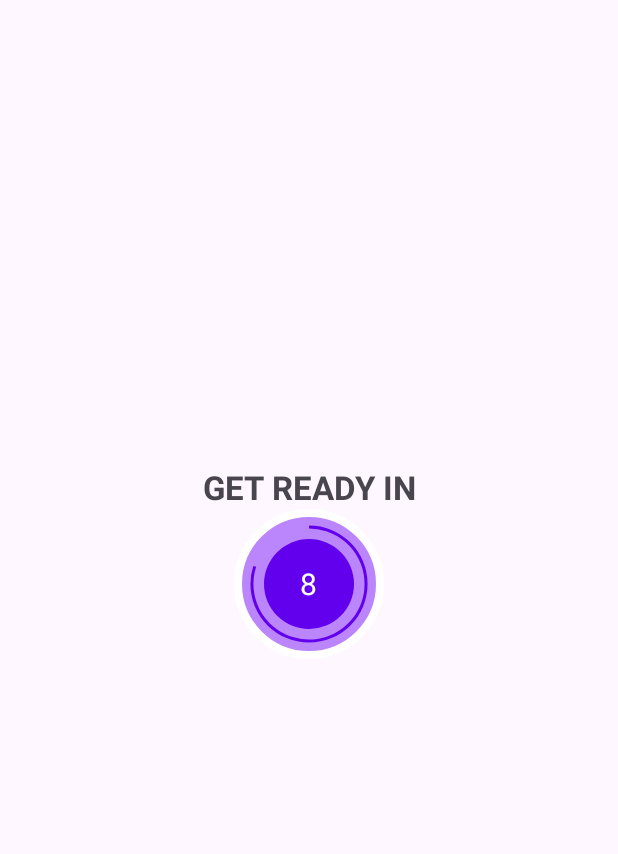
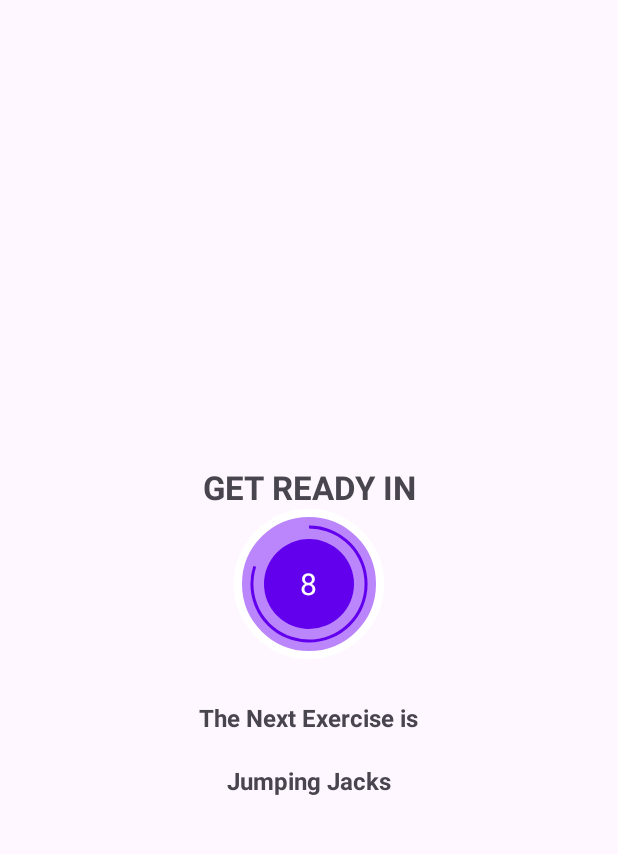
Before and after one commit to jayshivankar/WorkoutApp, an Android app: the ExerciseActivity screen opened directly, with no data from a screen before it, on a phone screen of 412 x 824 dp, the part 84-938 px from its top. Run offline under Robolectric (Android 15) with nearby library versions, the light colour scheme and no system bars.

Commit message:
adding text to speech

```diff
--- a/app/src/main/AndroidManifest.xml
+++ b/app/src/main/AndroidManifest.xml
@@ -1,6 +1,12 @@
 <?xml version="1.0" encoding="utf-8"?>
 <manifest xmlns:android="http://schemas.android.com/apk/res/android"
     xmlns:tools="http://schemas.android.com/tools">
+
+    <queries>
+        <intent>
+            <action android:name="android.intent.action.TTS_SERVICE" />
+        </intent>
+    </queries>
 
     <application
         android:allowBackup="true"
--- a/app/src/main/java/com/example/a7minuteworkoutapp/ExerciseActivity.kt
+++ b/app/src/main/java/com/example/a7minuteworkoutapp/ExerciseActivity.kt
@@ -1,13 +1,16 @@
 package com.example.a7minuteworkoutapp
 
+import android.media.MediaPlayer
+import android.net.Uri
 import androidx.appcompat.app.AppCompatActivity
 import android.os.Bundle
 import android.os.CountDownTimer
+import android.speech.tts.TextToSpeech
 import android.view.View
 import android.widget.Toast
 import com.example.a7minuteworkoutapp.databinding.ActivityExerciseBinding
 
-class ExerciseActivity : AppCompatActivity() {
+class ExerciseActivity : AppCompatActivity(), TextToSpeech.OnInitListener {
     private var binding : ActivityExerciseBinding? = null
     private var restTimer : CountDownTimer? = null
     private var restProgress = 0
@@ -15,6 +18,8 @@ class ExerciseActivity : AppCompatActivity() {
     private var exerciseProgress = 0
     private var exerciseList : ArrayList<exerciseModel>? = null
     private var currentExercisePosition = -1
+    private var tts: TextToSpeech? = null
+    private var player: MediaPlayer? = null
 
     override fun onCreate(savedInstanceState: Bundle?) {
         super.onCreate(savedInstanceState)
@@ -27,6 +32,8 @@ class ExerciseActivity : AppCompatActivity() {
         }
         exerciseList = constants.defaultExerciseList()
 
+        tts = TextToSpeech(this,this)
+
         binding?.toolbarExercise?.setNavigationOnClickListener {
             onBackPressed()
         }
@@ -35,17 +42,32 @@ class ExerciseActivity : AppCompatActivity() {
     }
     private fun setRestView(){
 
+        try {
+            val soundURI = Uri.parse("android.resource://com.example.a7minuteworkoutapp/" + R.raw.app_src_main_res_raw_press_start)
+
+            player = MediaPlayer.create(applicationContext, soundURI)
+           player!!.isLooping = false
+            player!!.start()
+
+        }
+        catch (e:Exception){
+            e.printStackTrace()
+        }
+
         binding?.progressBarExercise?.visibility = View.VISIBLE
         binding?.tvTitle?.visibility = View.VISIBLE
         binding?.flRestView?.visibility = View.VISIBLE
         binding?.flExerciseView?.visibility = View.INVISIBLE
         binding?.tvExerciseName?.visibility = View.INVISIBLE
         binding?.ivImage?.visibility = View.INVISIBLE
+        binding?.tvUpcomingText?.visibility = View.VISIBLE
+        binding?.tvUpComingLabel?.visibility = View.VISIBLE
 
         if(restTimer!=null){
             restTimer?.cancel()
             restProgress = 0
         }
+        binding?.tvUpComingLabel?.text = exerciseList!![currentExercisePosition + 1].getName()
         setRestProgressBar()
     }
 
@@ -53,6 +75,8 @@ class ExerciseActivity : AppCompatActivity() {
         binding?.progressBarExercise?.visibility = View.INVISIBLE
         binding?.tvTitle?.visibility = View.INVISIBLE
         binding?.flRestView?.visibility = View.INVISIBLE
+        binding?.tvUpComingLabel?.visibility = View.INVISIBLE
+        binding?.tvUpcomingText?.visibility = View.INVISIBLE
 
         binding?.flExerciseView?.visibility = View.VISIBLE
         binding?.tvExerciseName?.visibility = View.VISIBLE
@@ -63,6 +87,9 @@ class ExerciseActivity : AppCompatActivity() {
             exerciseTimer?.cancel()
             exerciseProgress=0
         }
+
+        speakout(exerciseList!![currentExercisePosition].getName())
+
         binding?.ivImage?.setImageResource(exerciseList!![currentExercisePosition].getImage())
         binding?.tvExerciseName?.text = exerciseList!![currentExercisePosition].getName()
         setExerciseProgressBar()
@@ -123,7 +150,29 @@ class ExerciseActivity : AppCompatActivity() {
             exerciseTimer?.cancel()
             exerciseProgress = 0
         }
+        //shutting down the text to speech when the activity is destroyed
+        //START
+        if (tts!=null){
+            tts!!.stop()
+            tts!!.shutdown()
+        }
+
         binding = null
     }
 
+    override fun onInit(status: Int) {
+        if(status == TextToSpeech.SUCCESS){
+            val result = tts!!.setLanguage(java.util.Locale.US)
+            if (result == TextToSpeech.LANG_MISSING_DATA || result == TextToSpeech.LANG_NOT_SUPPORTED){
+                Toast.makeText(this, "The Language specified is not supported", Toast.LENGTH_SHORT).show()
+            }
+        }else{
+            Toast.makeText(this, "Text to Speech failed", Toast.LENGTH_SHORT).show()
+        }
+    }
+
+    private fun speakout(text: String){
+        tts!!.speak(text, TextToSpeech.QUEUE_FLUSH, null, "")
+    }
+
 }
--- a/app/src/main/res/layout/activity_exercise.xml
+++ b/app/src/main/res/layout/activity_exercise.xml
@@ -65,6 +65,7 @@
         </LinearLayout>
 
     </FrameLayout>
+
 
     <ImageView
         android:layout_width="match_parent"
@@ -159,4 +160,33 @@
         app:layout_constraintTop_toTopOf="@+id/toolbarExercise"
         app:layout_constraintVertical_bias="1.0" />
 
+    <TextView
+        android:id="@+id/tvUpcomingText"
+        android:layout_width="wrap_content"
+        android:layout_height="wrap_content"
+        android:layout_marginTop="28dp"
+        android:text="The Next Exercise is"
+        android:visibility="gone"
+        tools:visibility="visible"
+        android:textStyle="bold"
+        android:textSize="16sp"
+        app:layout_constraintEnd_toEndOf="parent"
+        app:layout_constraintHorizontal_bias="0.498"
+        app:layout_constraintStart_toStartOf="parent"
+        app:layout_constraintTop_toBottomOf="@+id/flRestView" />
+
+    <TextView
+        android:id="@+id/tvUpComingLabel"
+        android:layout_width="wrap_content"
+        android:layout_height="wrap_content"
+        android:layout_marginTop="20dp"
+        android:visibility="gone"
+        tools:visibility="visible"
+        android:textStyle="bold"
+        android:textSize="16sp"
+        app:layout_constraintEnd_toEndOf="parent"
+        app:layout_constraintHorizontal_bias="0.501"
+        app:layout_constraintStart_toStartOf="parent"
+        app:layout_constraintTop_toBottomOf="@+id/tvUpcomingText" />
+
 </androidx.constraintlayout.widget.ConstraintLayout>
```
Also changed, not shown: 1 other file.
